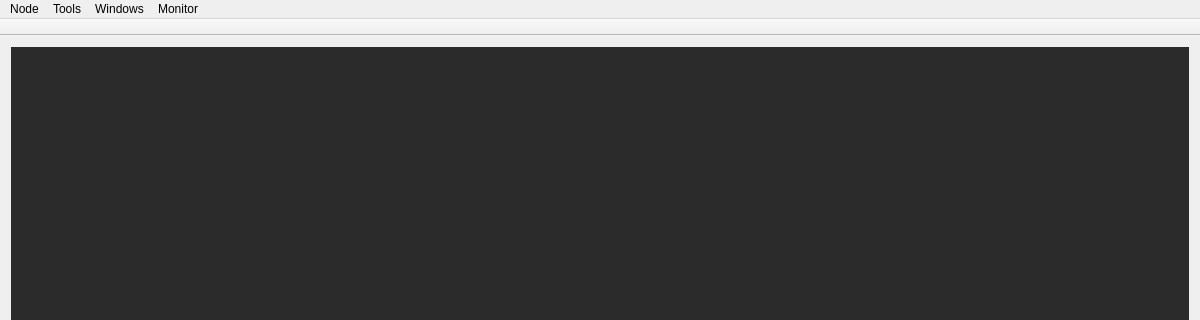
First picture: the form in ccs/MainWindow.ui, repository bisegni/chaosframework, before the edit; both pictures show x 0 to 1200 and y 0 to 320 of the 1200 by 800 pixel window.
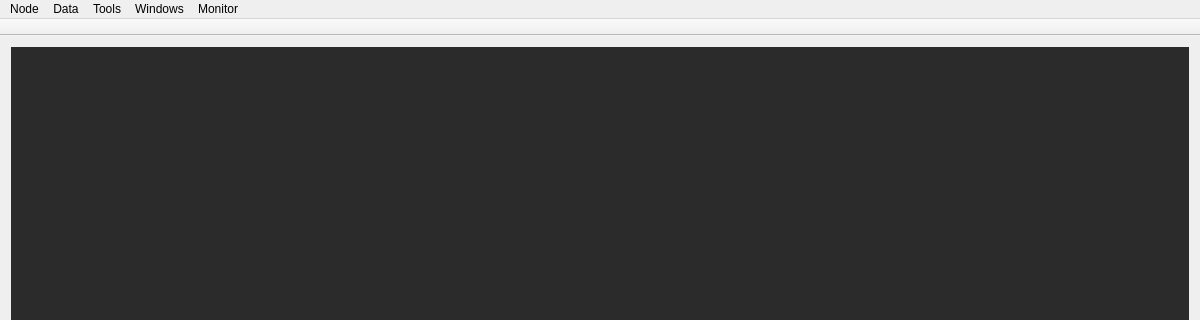
Second picture: the form after the edit.

```diff
--- a/ccs/MainWindow.ui
+++ b/ccs/MainWindow.ui
@@ -105,7 +105,14 @@
     <addaction name="separator"/>
     <addaction name="actionShow_Monitor_View"/>
    </widget>
+   <widget class="QMenu" name="menuData">
+    <property name="title">
+     <string>Data</string>
+    </property>
+    <addaction name="actionSnapshot_Manager"/>
+   </widget>
    <addaction name="menuNode"/>
+   <addaction name="menuData"/>
    <addaction name="menuTools"/>
    <addaction name="menuWindows"/>
    <addaction name="menuMonitor"/>
```
Left out of the diff: 5 changed lines with no effect on the pictures.
